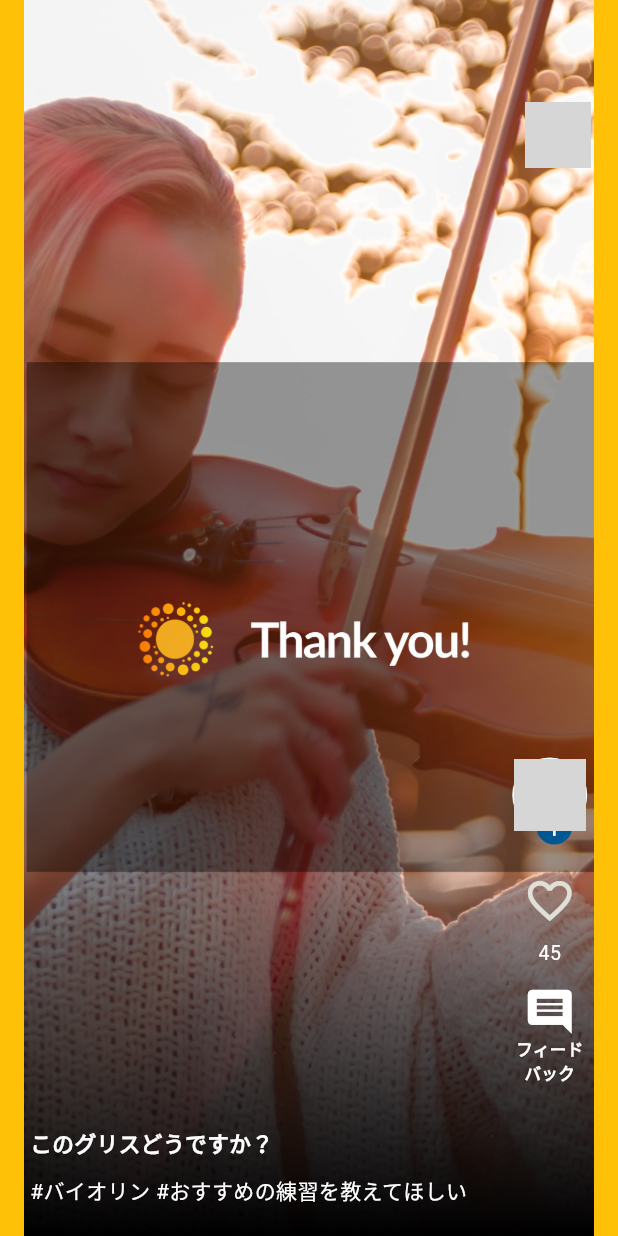
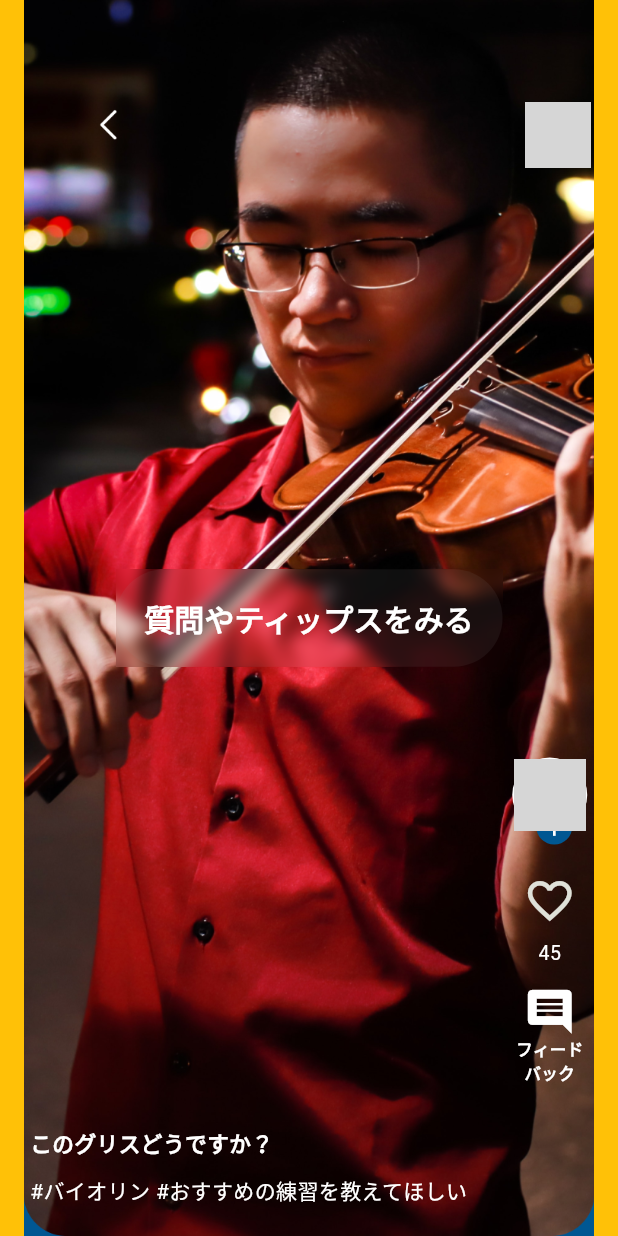
Before and after one commit to Mayumi-Nakabayashi/withTone, a Flutter app: the LearningCommunityHomePage screen opened directly, on a phone screen of 412 x 824 dp. Run offline on Flutter 3.47's test engine with Material 2 defaults, Android fonts, the phone set to English and light mode, and no system bars; our stand-ins replace firebase_analytics, firebase_auth, firebase_core, google_mobile_ads, google_sign_in, lottie and 1 more; missing offline and left inert: app_tracking_transparency; accounts and stored records are empty; network calls fail; grey boxes are pictures that could not be loaded.

Commit message:
chore: フィードバックページに遷移できるように仮のボタンを設置

```diff
--- a/lib/views/pages/learning_community_home/learning_community_home_page.dart
+++ b/lib/views/pages/learning_community_home/learning_community_home_page.dart
@@ -1,8 +1,9 @@
 import 'package:flutter/material.dart';
 import 'package:withtone/views/components/circle_profile_icon.dart';
+import 'package:withtone/views/pages/learning_community_home/widget/feedback_button.dart';
 import 'package:withtone/views/pages/learning_community_home/widget/feedback_favorite_button.dart';
-import 'package:withtone/views/pages/learning_community_home/widget/feedback_button.dart';
 import 'package:withtone/views/pages/learning_community_home/widget/leaning_user_icon.dart';
+import 'package:withtone/views/pages/learning_community_home/widget/question_button.dart';
 import 'package:withtone/views/pages/profile/profile_page.dart';
 
 /// コミュニティ
@@ -27,8 +28,8 @@ class _LearningCommunityHomePageState extends State<LearningCommunityHomePage> {
               width: double.infinity,
               height: double.infinity,
               child: const Image(
-                  image: AssetImage(
-                      'assets/page_images/upload_thankyouq.jpg'))), //
+                  image: AssetImage('assets/page_images/feedback_video.png'))),
+          const Center(child: QuestionButton()),
           Positioned(
             bottom: 100,
             right: 20,
--- /dev/null
+++ b/lib/views/pages/learning_community_home/widget/question_button.dart
@@ -0,0 +1,52 @@
+import 'dart:ui' as ui;
+
+import 'package:flutter/material.dart';
+import 'package:withtone/views/pages/upload_feedback/upload_question_fb_page.dart';
+
+class QuestionButton extends StatelessWidget {
+  const QuestionButton({super.key});
+
+  @override
+  Widget build(BuildContext context) {
+    const double blurButtonWidth = 258;
+    const double blurButtonHeight = 65;
+
+    return ClipRect(
+      child: BackdropFilter(
+        filter: ui.ImageFilter.blur(
+          sigmaX: 5.0,
+          sigmaY: 5.0,
+        ),
+        child: Container(
+          alignment: Alignment.center,
+          width: blurButtonWidth,
+          height: blurButtonHeight,
+          decoration: ShapeDecoration(
+            color: const Color(0x198C8C8C),
+            shape: RoundedRectangleBorder(
+              borderRadius: BorderRadius.circular(50),
+            ),
+          ),
+          child: TextButton(
+            onPressed: () {
+              // TODO: ここの遷移先は仮です。修正してください。
+              Navigator.pushNamed(context, UploadQuestionFBPage.path);
+            },
+            style: TextButton.styleFrom(
+              fixedSize: const Size(blurButtonWidth, blurButtonHeight),
+              foregroundColor: Colors.white,
+            ),
+            child: const Text(
+              '質問やティップスをみる',
+              style: TextStyle(
+                color: Colors.white,
+                fontSize: 20,
+                fontWeight: FontWeight.w600,
+              ),
+            ),
+          ),
+        ),
+      ),
+    );
+  }
+}
```
